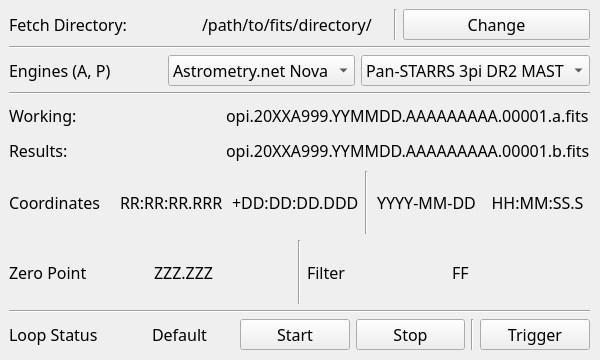
Above: src/opihiexarata/gui/qtui/automatic.ui from psmd-iberutaru/OpihiExarata before the change. Below: the same form after it.
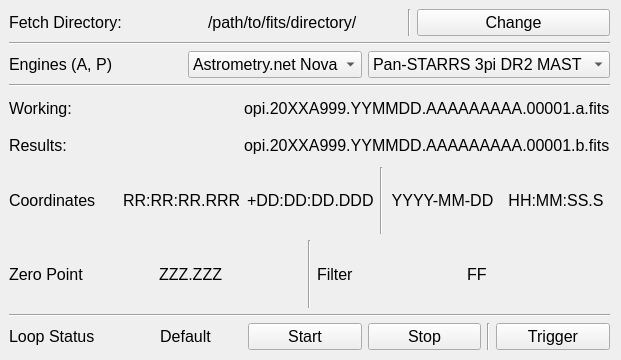
That is the form after the change.

Diff of the .ui file:
```diff
--- a/src/opihiexarata/gui/qtui/automatic.ui
+++ b/src/opihiexarata/gui/qtui/automatic.ui
@@ -6,7 +6,7 @@
    <rect>
     <x>0</x>
     <y>0</y>
-    <width>600</width>
+    <width>621</width>
     <height>360</height>
    </rect>
   </property>
@@ -19,13 +19,13 @@
      <rect>
       <x>9</x>
       <y>9</y>
-      <width>581</width>
+      <width>601</width>
       <height>341</height>
      </rect>
     </property>
     <property name="font">
      <font>
-      <family>Sylfaen</family>
+      <family>Cantarell</family>
       <pointsize>12</pointsize>
      </font>
     </property>
@@ -36,7 +36,7 @@
         <widget class="QLabel" name="label_static_fits_directory">
          <property name="font">
           <font>
-           <family>Sylfaen</family>
+           <family>Cantarell</family>
            <pointsize>12</pointsize>
           </font>
          </property>
@@ -49,7 +49,7 @@
         <widget class="QLabel" name="label_dynamic_fits_directory">
          <property name="font">
           <font>
-           <family>Sylfaen</family>
+           <family>Cantarell</family>
            <pointsize>12</pointsize>
           </font>
          </property>
@@ -60,6 +60,11 @@
        </item>
        <item>
         <widget class="Line" name="line_4">
+         <property name="font">
+          <font>
+           <family>Cantarell</family>
+          </font>
+         </property>
          <property name="orientation">
           <enum>Qt::Vertical</enum>
          </property>
@@ -69,7 +74,7 @@
         <widget class="QPushButton" name="push_button_change_directory">
          <property name="font">
           <font>
-           <family>Sylfaen</family>
+           <family>Cantarell</family>
            <pointsize>12</pointsize>
           </font>
          </property>
@@ -82,6 +87,11 @@
      </item>
      <item>
       <widget class="Line" name="line_7">
+       <property name="font">
+        <font>
+         <family>Cantarell</family>
+        </font>
+       </property>
        <property name="orientation">
         <enum>Qt::Horizontal</enum>
        </property>
@@ -91,6 +101,11 @@
       <layout class="QHBoxLayout" name="horizontal_layout_engines">
        <item>
         <widget class="QLabel" name="label_static_engines">
+         <property name="font">
+          <font>
+           <family>Cantarell</family>
+          </font>
+         </property>
          <property name="text">
           <string>Engines (A, P)</string>
          </property>
@@ -98,6 +113,11 @@
        </item>
        <item>
         <widget class="QComboBox" name="combo_box_astrometry_engine">
+         <property name="font">
+          <font>
+           <family>Cantarell</family>
+          </font>
+         </property>
          <item>
           <property name="text">
            <string>Astrometry.net Nova</string>
@@ -112,6 +132,11 @@
        </item>
        <item>
         <widget class="QComboBox" name="combo_box_photometry_engine">
+         <property name="font">
+          <font>
+           <family>Cantarell</family>
+          </font>
+         </property>
          <item>
           <property name="text">
            <string>Pan-STARRS 3pi DR2 MAST</string>
@@ -123,6 +148,11 @@
      </item>
      <item>
       <widget class="Line" name="line_2">
+       <property name="font">
+        <font>
+         <family>Cantarell</family>
+        </font>
+       </property>
        <property name="orientation">
         <enum>Qt::Horizontal</enum>
        </property>
@@ -132,6 +162,11 @@
       <layout class="QGridLayout" name="grid_layout_fits_filenames">
        <item row="1" column="1">
         <widget class="QLabel" name="label_dynamic_results_filename">
+         <property name="font">
+          <font>
+           <family>Cantarell</family>
+          </font>
+         </property>
          <property name="text">
           <string>opi.20XXA999.YYMMDD.AAAAAAAAA.00001.b.fits</string>
          </property>
@@ -139,6 +174,11 @@
        </item>
        <item row="1" column="0">
         <widget class="QLabel" name="label_static_results_filename">
+         <property name="font">
+          <font>
+           <family>Cantarell</family>
+          </font>
+         </property>
          <property name="text">
           <string>Results:</string>
          </property>
@@ -146,6 +186,11 @@
        </item>
        <item row="0" column="0">
         <widget class="QLabel" name="label_static_working_filename">
+         <property name="font">
+          <font>
+           <family>Cantarell</family>
+          </font>
+         </property>
          <property name="text">
           <string>Working:</string>
          </property>
@@ -153,6 +198,11 @@
        </item>
        <item row="0" column="1">
         <widget class="QLabel" name="label_dynamic_working_filename">
+         <property name="font">
+          <font>
+           <family>Cantarell</family>
+          </font>
+         </property>
          <property name="text">
           <string>opi.20XXA999.YYMMDD.AAAAAAAAA.00001.a.fits</string>
          </property>
@@ -164,6 +214,11 @@
       <layout class="QHBoxLayout" name="horizontal_layout_astrometry_results">
        <item>
         <widget class="QLabel" name="label_static_ra_dec">
+         <property name="font">
+          <font>
+           <family>Cantarell</family>
+          </font>
+         </property>
          <property name="text">
           <string>Coordinates</string>
          </property>
@@ -171,6 +226,11 @@
        </item>
        <item>
         <widget class="QLabel" name="label_dynamic_ra">
+         <property name="font">
+          <font>
+           <family>Cantarell</family>
+          </font>
+         </property>
          <property name="text">
           <string>RR:RR:RR.RRR</string>
          </property>
@@ -178,6 +238,11 @@
        </item>
        <item>
         <widget class="QLabel" name="label_dynamic_dec">
+         <property name="font">
+          <font>
+           <family>Cantarell</family>
+          </font>
+         </property>
          <property name="text">
           <string>+DD:DD:DD.DDD</string>
          </property>
@@ -185,6 +250,11 @@
        </item>
        <item>
         <widget class="Line" name="line_9">
+         <property name="font">
+          <font>
+           <family>Cantarell</family>
+          </font>
+         </property>
          <property name="orientation">
           <enum>Qt::Vertical</enum>
          </property>
@@ -192,6 +262,11 @@
        </item>
        <item>
         <widget class="QLabel" name="label_dynamic_date">
+         <property name="font">
+          <font>
+           <family>Cantarell</family>
+          </font>
+         </property>
          <property name="text">
           <string>YYYY-MM-DD</string>
          </property>
@@ -202,6 +277,11 @@
        </item>
        <item>
         <widget class="QLabel" name="label_dynamic_time">
+         <property name="font">
+          <font>
+           <family>Cantarell</family>
+          </font>
+         </property>
          <property name="text">
           <string>HH:MM:SS.S</string>
          </property>
@@ -216,6 +296,11 @@
       <layout class="QHBoxLayout" name="horizontal_layout_photometry_results">
        <item>
         <widget class="QLabel" name="label_static_zero_point">
+         <property name="font">
+          <font>
+           <family>Cantarell</family>
+          </font>
+         </property>
          <property name="text">
           <string>Zero Point</string>
          </property>
@@ -223,6 +308,11 @@
        </item>
        <item>
         <widget class="QLabel" name="label_dynamic_zero_point">
+         <property name="font">
+          <font>
+           <family>Cantarell</family>
+          </font>
+         </property>
          <property name="text">
           <string>ZZZ.ZZZ</string>
          </property>
@@ -230,6 +320,11 @@
        </item>
        <item>
         <widget class="Line" name="line_5">
+         <property name="font">
+          <font>
+           <family>Cantarell</family>
+          </font>
+         </property>
          <property name="orientation">
           <enum>Qt::Vertical</enum>
          </property>
@@ -237,6 +332,11 @@
        </item>
        <item>
         <widget class="QLabel" name="label_static_filter">
+         <property name="font">
+          <font>
+           <family>Cantarell</family>
+          </font>
+         </property>
          <property name="text">
           <string>Filter</string>
          </property>
@@ -244,6 +344,11 @@
        </item>
        <item>
         <widget class="QLabel" name="label_dynamic_filter">
+         <property name="font">
+          <font>
+           <family>Cantarell</family>
+          </font>
+         </property>
          <property name="text">
           <string>FF</string>
          </property>
@@ -255,7 +360,7 @@
       <widget class="Line" name="line">
        <property name="font">
         <font>
-         <family>Sylfaen</family>
+         <family>Cantarell</family>
          <pointsize>12</pointsize>
         </font>
        </property>
@@ -268,6 +373,11 @@
       <layout class="QHBoxLayout" name="horizontal_layout_start_stop">
        <item>
         <widget class="QLabel" name="label_static_operational_status">
+         <property name="font">
+          <font>
+           <family>Cantarell</family>
+          </font>
+         </property>
          <property name="text">
           <string>Loop Status</string>
          </property>
@@ -275,6 +385,11 @@
        </item>
        <item>
         <widget class="QLabel" name="label_dynamic_operational_status">
+         <property name="font">
+          <font>
+           <family>Cantarell</family>
+          </font>
+         </property>
          <property name="text">
           <string>Default</string>
          </property>
@@ -285,6 +400,11 @@
        </item>
        <item>
         <widget class="QPushButton" name="push_button_start">
+         <property name="font">
+          <font>
+           <family>Cantarell</family>
+          </font>
+         </property>
          <property name="text">
           <string>Start</string>
          </property>
@@ -292,6 +412,11 @@
        </item>
        <item>
         <widget class="QPushButton" name="push_button_stop">
+         <property name="font">
+          <font>
+           <family>Cantarell</family>
+          </font>
+         </property>
          <property name="text">
           <string>Stop</string>
          </property>
@@ -299,6 +424,11 @@
        </item>
        <item>
         <widget class="Line" name="line_3">
+         <property name="font">
+          <font>
+           <family>Cantarell</family>
+          </font>
+         </property>
          <property name="orientation">
           <enum>Qt::Vertical</enum>
          </property>
@@ -306,6 +436,11 @@
        </item>
        <item>
         <widget class="QPushButton" name="push_button_trigger">
+         <property name="font">
+          <font>
+           <family>Cantarell</family>
+          </font>
+         </property>
          <property name="text">
           <string>Trigger</string>
          </property>
```
